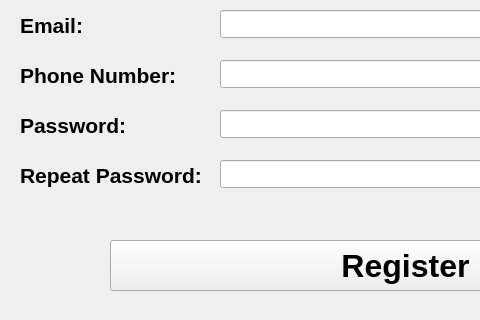
The window that registerPage.ui (anuragrao04/GrowPal) describes before a commit, drawn with Qt 5; both pictures show x 0 to 480 and y 280 to 600 of the 800 by 600 pixel window.
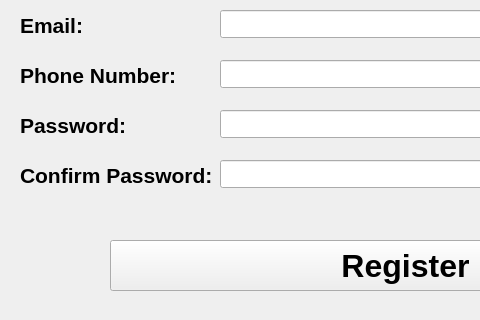
The same window after the commit. Icons and pictures are not drawn.

Commit message: Renamed 'repeat password' as 'rename password'

```diff
--- a/registerPage.ui
+++ b/registerPage.ui
@@ -137,7 +137,7 @@
      </rect>
     </property>
     <property name="text">
-     <string>&lt;html&gt;&lt;head/&gt;&lt;body&gt;&lt;p&gt;&lt;span style=&quot; font-size:16pt; font-weight:600;&quot;&gt;Repeat Password:&lt;/span&gt;&lt;/p&gt;&lt;/body&gt;&lt;/html&gt;</string>
+     <string>&lt;html&gt;&lt;head/&gt;&lt;body&gt;&lt;p&gt;&lt;span style=&quot; font-size:16pt; font-weight:600;&quot;&gt;Confirm Password:&lt;/span&gt;&lt;/p&gt;&lt;/body&gt;&lt;/html&gt;</string>
     </property>
    </widget>
    <widget class="QPushButton" name="pushbutton_register">
```
Left out of the diff: 2 changed lines with no effect on the pictures.
